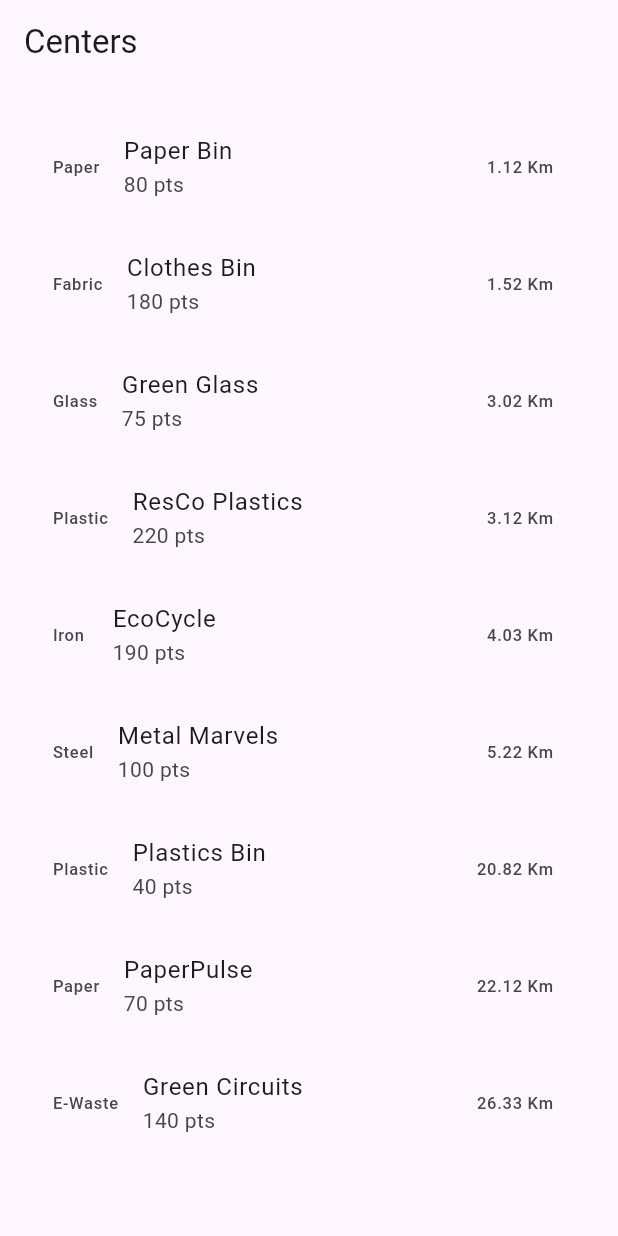
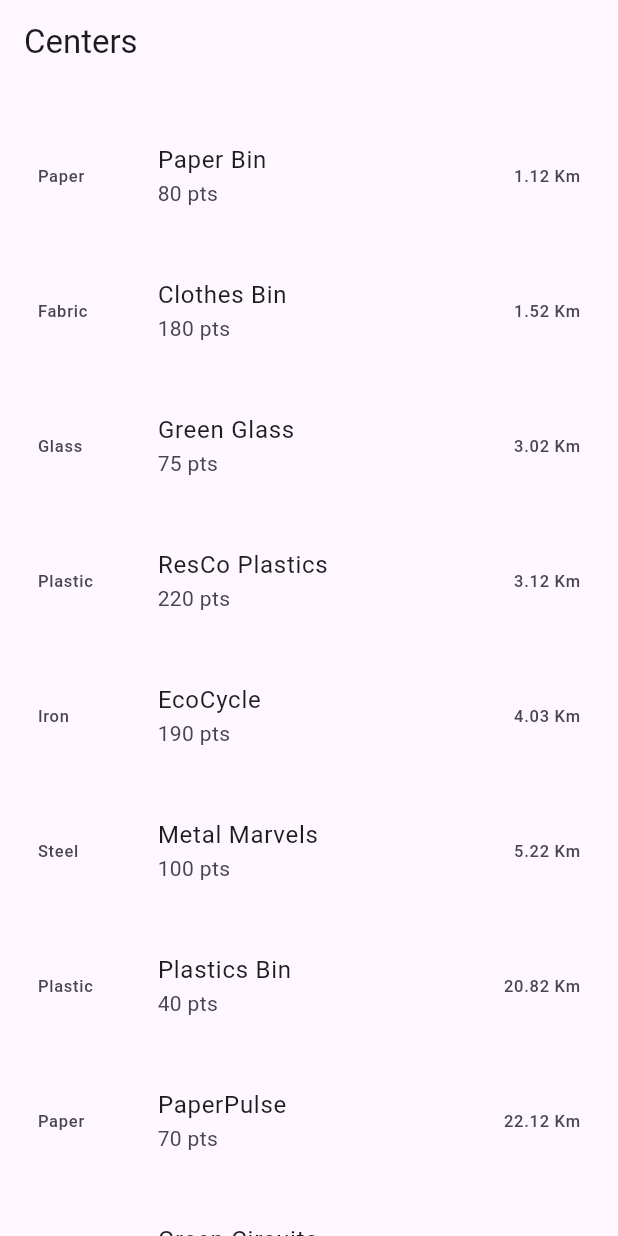
Before and after one commit to OneRedBlip/GraduationProject, a Flutter app: the CentersPage screen opened directly with empty values, on a phone screen of 412 x 824 dp. Run offline on Flutter 3.47's test engine with Material 3 defaults, Android fonts, the phone set to English and light mode, and no system bars; our stand-ins replace flutter_svg.

Commit message:
Fix alignment and padding in centers page

```diff
--- a/trash2treasure/lib/centers_page.dart
+++ b/trash2treasure/lib/centers_page.dart
@@ -97,11 +97,9 @@ class CentersPage extends StatelessWidget {
       appBar: AppBar(
         title: Text('Centers'),
       ),
-      body: Padding(
-        padding: EdgeInsets.all(16.0),
-        child: ListView(
-          children: centersList,
-        ),
+      body: ListView(
+      padding: EdgeInsets.all(16),
+        children: centersList,
       ),
     );
   }
@@ -127,7 +125,14 @@ class CenterCard extends StatelessWidget implements Comparable {
     return Padding(
       padding: const EdgeInsets.all(3.0),
       child: ListTile(
-        leading: Text(material),
+        leading: SizedBox(
+          child: Text(
+            material,
+            textAlign: TextAlign.start,
+          ),
+        width: 64,
+        ),
+        contentPadding: EdgeInsets.all(6),
         title: Text(name),
         subtitle: Text('$points pts'),
         trailing: Text('$distance Km'),
```
